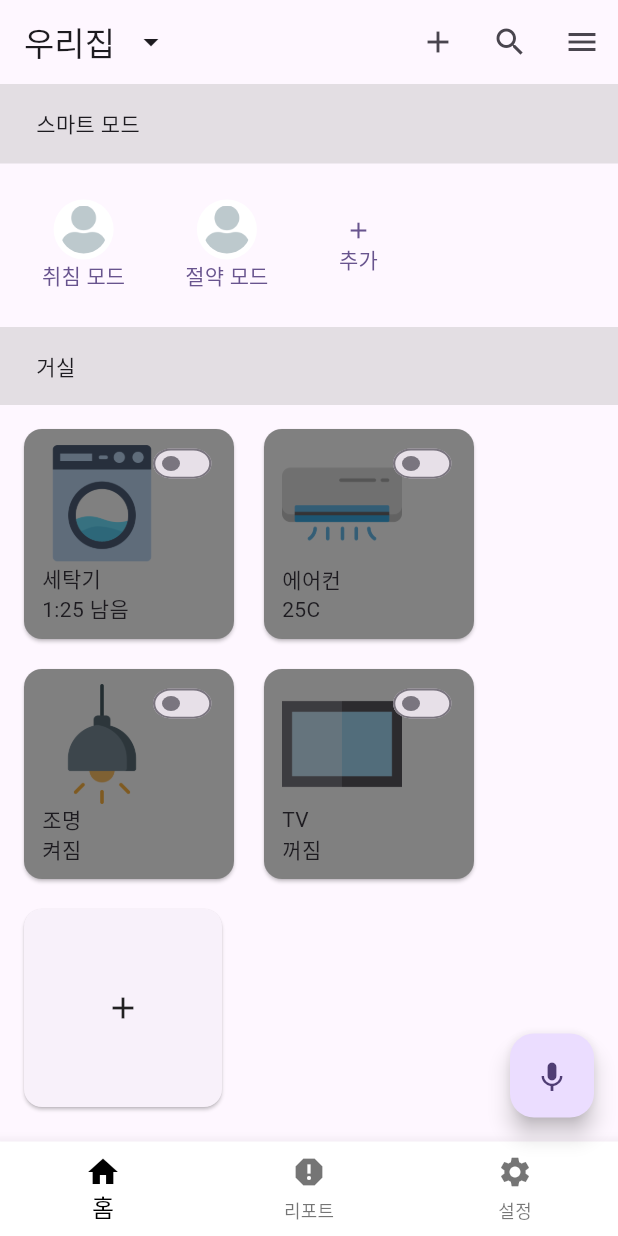
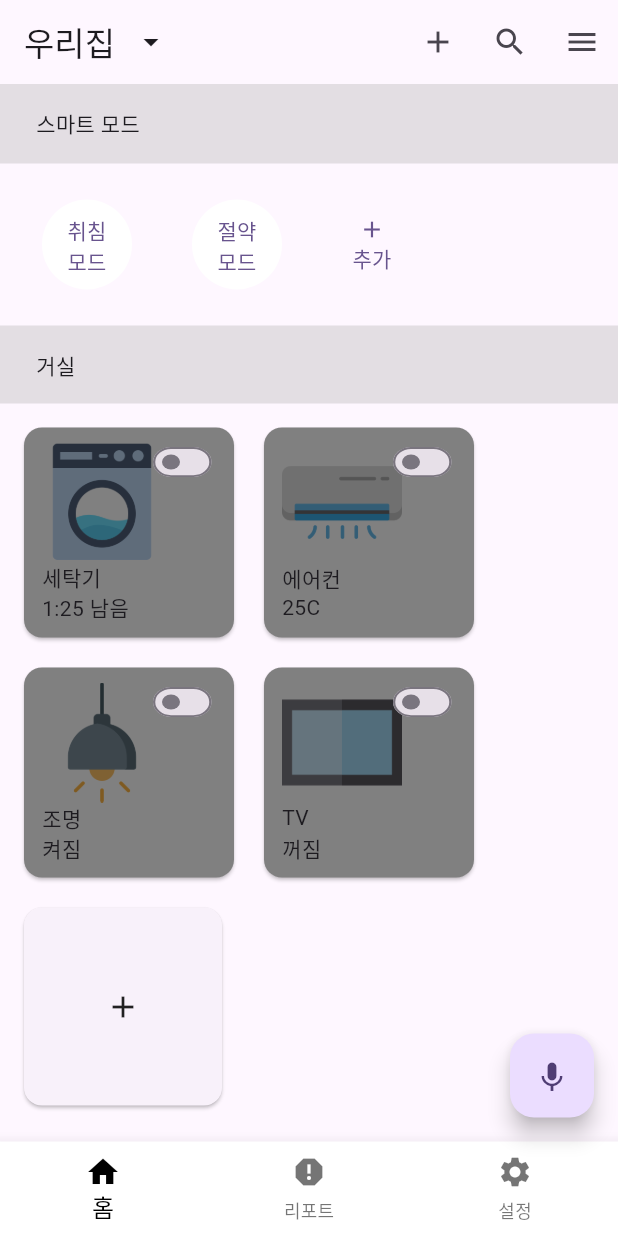
Before and after one commit to myajuni/IOT_Device_json_added, a Flutter app: the screen it shows after launch, after a tap on the "add" icon, on a phone screen of 412 x 824 dp. Run offline on Flutter 3.47's test engine with Material 3 defaults, Android fonts, the phone set to English and light mode, and no system bars; our stand-ins replace fl_chart; network calls fail.

Commit message:
Final project setup

```diff
--- a/lib/pages/home.dart
+++ b/lib/pages/home.dart
@@ -7,15 +7,16 @@ class _DeviceCard extends StatefulWidget {
   final String info;
   final String src;
   final bool broken;
+  final bool flag;
 
-  const _DeviceCard(this.name, this.info, this.src, this.broken);
+  const _DeviceCard(this.name, this.info, this.src, this.broken, this.flag);
 
   @override
   State<_DeviceCard> createState() => _DeviceCardState();
 }
 
 class _DeviceCardState extends State<_DeviceCard> {
-  bool flag = false;
+  late bool flag = widget.flag;
 
   @override
   Widget build(BuildContext context) {
@@ -30,6 +31,7 @@ class _DeviceCardState extends State<_DeviceCard> {
                 info: widget.info,
                 src: widget.src,
                 broken: widget.broken,
+                flag: flag,
               ),
             ),
           );
@@ -51,7 +53,8 @@ class _DeviceCardState extends State<_DeviceCard> {
                       width: 80,
                       height: 80,
                       colorBlendMode: BlendMode.multiply,
-                      color: flag ? Colors.transparent : Colors.black.lighten(50),
+                      color:
+                          flag ? Colors.transparent : Colors.black.lighten(50),
                     ),
                     Text(widget.name),
                     Text(widget.info),
@@ -96,19 +99,27 @@ class HomePageState extends State<HomePage> {
   Widget _buildRoutineButton({required String label, required String src}) {
     return Column(
       children: [
-        CircleAvatar(
-          backgroundColor: Colors.white,
+        Container(
+          decoration: const BoxDecoration(
+              color: Colors.white,
+              borderRadius: BorderRadius.all(Radius.circular(30))),
+          width: 60,
+          height: 60,
+          alignment: Alignment.center,
           child: Padding(
-            padding: const EdgeInsets.all(4.0),
-            child: ClipOval(
-              child: Image.asset(src, fit: BoxFit.contain),
+            padding: const EdgeInsets.all(10.0),
+            child: Text(
+              label,
+              textAlign: TextAlign.center,
             ),
           ),
         ),
-        Text(label)
       ],
     );
   }
+
+  TextEditingController tec = TextEditingController();
+  List<String> routines = [];
 
   Widget _buildRoutineSection() {
     return Column(
@@ -135,8 +146,44 @@ class HomePageState extends State<HomePage> {
               const SizedBox(
                 width: 16,
               ),
+              ...routines.map(
+                (e) => TextButton(
+                    onPressed: () {},
+                    child: _buildRoutineButton(label: '$e 모드', src: '')),
+              ),
               TextButton(
-                  onPressed: () {},
+                  onPressed: () {
+                    showDialog(
+                        context: context,
+                        builder: (context) {
+                          return AlertDialog(
+                            title: const Text('모드 추가'),
+                            content: Column(
+                              mainAxisSize: MainAxisSize.min,
+                              children: [
+                                TextField(controller: tec),
+                              ],
+                            ),
+                            actions: [
+                              TextButton(
+                                  onPressed: () {
+                                    tec.clear();
+                                    Navigator.of(context).pop();
+                                  },
+                                  child: const Text('닫기')),
+                              TextButton(
+                                  onPressed: () {
+                                    setState(() {
+                                      routines.add(tec.value.text);
+                                    });
+                                    tec.clear();
+                                    Navigator.of(context).pop();
+                                  },
+                                  child: const Text('추가')),
+                            ],
+                          );
+                        });
+                  },
                   child: const Column(
                     children: [Icon(Icons.add), Text('추가')],
                   ))
@@ -159,8 +206,9 @@ class HomePageState extends State<HomePage> {
     );
   }
 
-  Widget _buildDeviceCard(String name, String info, String src, bool broken) {
-    return _DeviceCard(name, info, src, broken);
+  Widget _buildDeviceCard(
+      String name, String info, String src, bool broken, bool flag) {
+    return _DeviceCard(name, info, src, broken, flag);
   }
 
   Widget _buildDeviceSection() {
@@ -175,10 +223,12 @@ class HomePageState extends State<HomePage> {
             spacing: 12.0,
             runSpacing: 12.0,
             children: [
-              _buildDeviceCard('세탁기', '1:25 남음', 'images/washer.png', true),
-              _buildDeviceCard('에어컨', '25C', 'images/air_conditioner.png', false),
-              _buildDeviceCard('조명', '켜짐', 'images/light.png', false),
-              _buildDeviceCard('TV', '꺼짐', 'images/tv.png', true),
+              _buildDeviceCard(
+                  '세탁기', '1:25 남음', 'images/washer.png', true, false),
+              _buildDeviceCard(
+                  '에어컨', '25C', 'images/air_conditioner.png', false, false),
+              _buildDeviceCard('조명', '켜짐', 'images/light.png', false, false),
+              _buildDeviceCard('TV', '꺼짐', 'images/tv.png', true, false),
               SizedBox(
                 width: 140,
                 height: 140,
--- a/lib/pages/report.dart
+++ b/lib/pages/report.dart
@@ -1,5 +1,7 @@
 import 'package:fl_chart/fl_chart.dart';
 import 'package:flutter/material.dart';
+import 'package:project/services/energy_report_service.dart';
+import 'package:project/models/energy_report_model.dart';
 import 'package:project/resources/app_colors.dart';
 import 'package:project/utils/extensions/color_ext.dart';
 
@@ -10,7 +12,96 @@ class ReportPage extends StatefulWidget {
   State<ReportPage> createState() => _ReportPageState();
 }
 
+class _ReportPageState extends State<ReportPage> {
+  final EnergyReportService _energyReportService = EnergyReportService();
+  late Future<EnergyReport> _energyReportFuture;
+
+  @override
+  void initState() {
+    super.initState();
+    _energyReportFuture = _energyReportService.fetchEnergyReport();
+  }
+
+  @override
+  Widget build(BuildContext context) {
+    return FutureBuilder<EnergyReport>(
+      future: _energyReportFuture,
+      builder: (context, snapshot) {
+        if (snapshot.connectionState == ConnectionState.waiting) {
+          return const Center(child: CircularProgressIndicator());
+        } else if (snapshot.hasError) {
+          return Center(child: Text('Error: ${snapshot.error}'));
+        } else if (snapshot.hasData) {
+          final energyReport = snapshot.data!;
+          return SingleChildScrollView(
+            child: Column(
+              crossAxisAlignment: CrossAxisAlignment.start,
+              children: [
+                const Padding(
+                  padding: EdgeInsets.all(8.0),
+                  child: Text(
+                    '이번 주 에너지 사용량',
+                    style: TextStyle(fontSize: 24, fontWeight: FontWeight.bold),
+                  ),
+                ),
+                Padding(
+                  padding: const EdgeInsets.all(12.0),
+                  child: Card(
+                    color: Colors.black,
+                    elevation: 16.0,
+                    child: Padding(
+                      padding: const EdgeInsets.all(12.0),
+                      child: Column(
+                        children: [
+                          const Text(
+                            '요일별 에너지 사용량',
+                            style: TextStyle(color: Colors.white),
+                          ),
+                          _WeeklyBarChart(dailyUsage: energyReport.dailyUsage),
+                        ],
+                      ),
+                    ),
+                  ),
+                ),
+                const SizedBox(height: 12.0),
+                Padding(
+                  padding: const EdgeInsets.all(12.0),
+                  child: Card(
+                    color: Colors.black,
+                    elevation: 16.0,
+                    child: Padding(
+                      padding: const EdgeInsets.all(12.0),
+                      child: Column(
+                        children: [
+                          const Text(
+                            '일주일 사용량 비교',
+                            style: TextStyle(color: Colors.white),
+                          ),
+                          _SummaryBarChart(
+                              totalUsage: energyReport.totalUsage,
+                              averageUsage: energyReport.averageUsage),
+                        ],
+                      ),
+                    ),
+                  ),
+                ),
+                const SizedBox(height: 12.0),
+              ],
+            ),
+          );
+        } else {
+          return const Center(child: Text('No report data available'));
+        }
+      },
+    );
+  }
+}
+
 class _WeeklyBarChart extends StatelessWidget {
+  final List<DailyUsage> dailyUsage;
+
+  const _WeeklyBarChart({required this.dailyUsage, Key? key}) : super(key: key);
+
   LinearGradient get _barsGradient => LinearGradient(
         colors: [
           AppColors.contentColorBlue.darken(20),
@@ -22,22 +113,18 @@ class _WeeklyBarChart extends StatelessWidget {
 
   @override
   Widget build(BuildContext context) {
-    return AspectRatio(
-      aspectRatio: 1.4,
+    return SizedBox(
+      height: 200,
       child: BarChart(
         BarChartData(
-          maxY: 25,
+          maxY: 10,
           gridData: const FlGridData(show: false),
           borderData: FlBorderData(show: false),
           titlesData: FlTitlesData(
-              leftTitles:
-                  const AxisTitles(sideTitles: SideTitles(showTitles: false)),
-              rightTitles:
-                  const AxisTitles(sideTitles: SideTitles(showTitles: false)),
-              topTitles:
-                  const AxisTitles(sideTitles: SideTitles(showTitles: false)),
-              bottomTitles: AxisTitles(
-                  sideTitles: SideTitles(
+            leftTitles:
+                const AxisTitles(sideTitles: SideTitles(showTitles: false)),
+            bottomTitles: AxisTitles(
+              sideTitles: SideTitles(
                 showTitles: true,
                 reservedSize: 30,
                 getTitlesWidget: (value, meta) {
@@ -47,28 +134,27 @@ class _WeeklyBarChart extends StatelessWidget {
                     fontSize: 14,
                   );
                   String text;
-                  // TODO: 일별로 바꾸려면 아래의 타이틀을 수정해야 하단 legend가 변경됨
                   switch (value.toInt()) {
                     case 0:
-                      text = 'Mon';
+                      text = '월';
                       break;
                     case 1:
-                      text = 'Tue';
+                      text = '화';
                       break;
                     case 2:
-                      text = 'Wed';
+                      text = '수';
                       break;
                     case 3:
-                      text = 'Thu';
+                      text = '목';
                       break;
                     case 4:
-                      text = 'Fri';
+                      text = '금';
                       break;
                     case 5:
-                      text = 'Sat';
+                      text = '토';
                       break;
                     case 6:
-                      text = 'Sun';
+                      text = '일';
                       break;
                     default:
                       text = '';
@@ -80,61 +166,40 @@ class _WeeklyBarChart extends StatelessWidget {
                     child: Text(text, style: style),
                   );
                 },
-              ))),
-          alignment: BarChartAlignment.spaceAround,
-          barTouchData: BarTouchData(
-            enabled: true,
-            touchTooltipData: BarTouchTooltipData(
-              getTooltipColor: (group) => Colors.transparent,
-              tooltipPadding: EdgeInsets.zero,
-              tooltipMargin: 8,
-              getTooltipItem: (
-                BarChartGroupData group,
-                int groupIndex,
-                BarChartRodData rod,
-                int rodIndex,
-              ) {
-                return BarTooltipItem(
-                  rod.toY.round().toString(),
-                  const TextStyle(
-                    color: AppColors.contentColorCyan,
-                    fontWeight: FontWeight.bold,
-                  ),
-                );
-              },
+              ),
             ),
           ),
-          // TODO: 일별로 바꾸려면 하단의 데이터를 일 수 만큼 증가시켜야함
-          barGroups: [
-            BarChartGroupData(
-                x: 0,
-                barRods: [BarChartRodData(toY: 3, gradient: _barsGradient)]),
-            BarChartGroupData(
-                x: 1,
-                barRods: [BarChartRodData(toY: 12, gradient: _barsGradient)]),
-            BarChartGroupData(
-                x: 2,
-                barRods: [BarChartRodData(toY: 3, gradient: _barsGradient)]),
-            BarChartGroupData(
-                x: 3,
-                barRods: [BarChartRodData(toY: 20, gradient: _barsGradient)]),
-            BarChartGroupData(
-                x: 4,
-                barRods: [BarChartRodData(toY: 21, gradient: _barsGradient)]),
-            BarChartGroupData(
-                x: 5,
-                barRods: [BarChartRodData(toY: 23, gradient: _barsGradient)]),
-            BarChartGroupData(
-                x: 6,
-                barRods: [BarChartRodData(toY: 8, gradient: _barsGradient)]),
-          ],
+          barGroups: dailyUsage
+              .asMap()
+              .entries
+              .map(
+                (entry) => BarChartGroupData(
+                  x: entry.key,
+                  barRods: [
+                    BarChartRodData(
+                      toY: entry.value.usage,
+                      gradient: _barsGradient,
+                    ),
+                  ],
+                ),
+              )
+              .toList(),
         ),
       ),
     );
   }
 }
 
-class _CompareBarChart extends StatelessWidget {
+class _SummaryBarChart extends StatelessWidget {
+  final double totalUsage;
+  final double averageUsage;
+
+  const _SummaryBarChart({
+    required this.totalUsage,
+    required this.averageUsage,
+    Key? key,
+  }) : super(key: key);
+
   LinearGradient get _barsGradient => LinearGradient(
         colors: [
           AppColors.contentColorBlue.darken(20),
@@ -146,22 +211,18 @@ class _CompareBarChart extends StatelessWidget {
 
   @override
   Widget build(BuildContext context) {
-    return AspectRatio(
-      aspectRatio: 1.4,
+    return SizedBox(
+      height: 200,
       child: BarChart(
         BarChartData(
-          maxY: 25,
+          maxY: totalUsage > averageUsage ? totalUsage : averageUsage,
           gridData: const FlGridData(show: false),
           borderData: FlBorderData(show: false),
           titlesData: FlTitlesData(
-              leftTitles:
-                  const AxisTitles(sideTitles: SideTitles(showTitles: false)),
-              rightTitles:
-                  const AxisTitles(sideTitles: SideTitles(showTitles: false)),
-              topTitles:
-                  const AxisTitles(sideTitles: SideTitles(showTitles: false)),
-              bottomTitles: AxisTitles(
-                  sideTitles: SideTitles(
+            leftTitles:
+                const AxisTitles(sideTitles: SideTitles(showTitles: false)),
+            bottomTitles: AxisTitles(
+              sideTitles: SideTitles(
                 showTitles: true,
                 reservedSize: 30,
                 getTitlesWidget: (value, meta) {
@@ -173,10 +234,10 @@ class _CompareBarChart extends StatelessWidget {
                   String text;
                   switch (value.toInt()) {
                     case 0:
-                      text = '일주일 총 사용량';
+                      text = '총 사용량';
                       break;
                     case 1:
-                      text = '일주일 평균 사용량';
+                      text = '평균 사용량';
                       break;
                     default:
                       text = '';
@@ -188,127 +249,31 @@ class _CompareBarChart extends StatelessWidget {
                     child: Text(text, style: style),
                   );
                 },
-              ))),
-          alignment: BarChartAlignment.spaceAround,
-          barTouchData: BarTouchData(
-            enabled: true,
-            touchTooltipData: BarTouchTooltipData(
-              getTooltipColor: (group) => Colors.transparent,
-              tooltipPadding: EdgeInsets.zero,
-              tooltipMargin: 8,
-              getTooltipItem: (
-                BarChartGroupData group,
-                int groupIndex,
-                BarChartRodData rod,
-                int rodIndex,
-              ) {
-                return BarTooltipItem(
-                  rod.toY.round().toString(),
-                  const TextStyle(
-                    color: AppColors.contentColorCyan,
-                    fontWeight: FontWeight.bold,
-                  ),
-                );
-              },
+              ),
             ),
           ),
           barGroups: [
             BarChartGroupData(
-                x: 1,
-                barRods: [BarChartRodData(toY: 12, gradient: _barsGradient)]),
+              x: 0,
+              barRods: [
+                BarChartRodData(
+                  toY: totalUsage,
+                  gradient: _barsGradient,
+                ),
+              ],
+            ),
             BarChartGroupData(
-                x: 0,
-                barRods: [BarChartRodData(toY: 3, gradient: _barsGradient)]),
-            // BarChartGroupData(
-            //     x: 2,
-            //     barRods: [BarChartRodData(toY: 3, gradient: _barsGradient)]),
+              x: 1,
+              barRods: [
+                BarChartRodData(
+                  toY: averageUsage,
+                  gradient: _barsGradient,
+                ),
+              ],
+            ),
           ],
         ),
       ),
     );
   }
 }
-
-class _ReportPageState extends State<ReportPage> {
-  Widget _buildAlertMessage() {
-    return SizedBox(
-      height: 60,
-      child: Card(
-        color: Colors.red.lighten(50),
-        child: Padding(
-          padding: const EdgeInsets.fromLTRB(12.0, 8.0, 12.0, 8.0),
-          child: Row(
-            children: [
-              const Icon(Icons.warning),
-              const SizedBox(width: 16.0),
-              const Text('이 기기는 점검이 필요해요'),
-              Expanded(child: Container()),
-              Text('확인 하기', style: TextStyle(color: Colors.blue.darken())),
-            ],
-          ),
-        ),
-      ),
-    );
-  }
-
-  @override
-  Widget build(BuildContext context) {
-    return SingleChildScrollView(
-      child: Column(
-        crossAxisAlignment: CrossAxisAlignment.start,
-        children: [
-          const Padding(
-            padding: EdgeInsets.fromLTRB(8.0, 8.0, 8.0, 0),
-            child: Text(
-              '10월 리포트',
-              style: TextStyle(fontSize: 24, fontWeight: FontWeight.bold),
-            ),
-          ),
-          Padding(
-            padding: const EdgeInsets.fromLTRB(12.0, 12.0, 12.0, 0),
-            child: Column(
-              children: [
-                Card(
-                  color: Colors.black,
-                  elevation: 16.0,
-                  child: Padding(
-                    padding: const EdgeInsets.all(12.0),
-                    child: Column(
-                      children: [
-                        const Text(
-                          '요일별 에너지 사용량',
-                          style: TextStyle(color: Colors.white),
-                        ),
-                        _WeeklyBarChart()
-                      ],
-                    ),
-                  ),
-                ),
-                const SizedBox(height: 12.0),
-                Card(
-                  color: Colors.black,
-                  elevation: 16.0,
-                  child: Padding(
-                    padding: const EdgeInsets.all(12.0),
-                    child: Column(
-                      children: [
-                        const Text(
-                          '일주일 사용량 비교',
-                          style: TextStyle(color: Colors.white),
-                        ),
-                        _CompareBarChart()
-                      ],
-                    ),
-                  ),
-                ),
-                const SizedBox(height: 12.0),
-                // _buildAlertMessage(),
-                const SizedBox(height: 12.0),
-              ],
-            ),
-          )
-        ],
-      ),
-    );
-  }
-}
--- a/lib/pages/setting.dart
+++ b/lib/pages/setting.dart
@@ -82,8 +82,6 @@ class _SettingPageState extends State<SettingPage> {
         _buildAccountInfo(),
         const SizedBox(height: 12.0),
         _buildAccountButtonGroup(),
-        // const SizedBox(height: 12.0),
-        // _buildMarketingZone(),
       ],
     );
   }
--- /dev/null
+++ b/lib/services/energy_report_service.dart
@@ -0,0 +1,17 @@
+import 'dart:convert';
+import 'package:http/http.dart' as http;
+import 'package:project/models/energy_report_model.dart';
+
+class EnergyReportService {
+  final String apiUrl = "http://localhost:3000/energy_report";
+
+  Future<EnergyReport> fetchEnergyReport() async {
+    final response = await http.get(Uri.parse(apiUrl));
+    if (response.statusCode == 200) {
+      final data = json.decode(response.body);
+      return EnergyReport.fromJson(data);
+    } else {
+      throw Exception("Failed to load energy report");
+    }
+  }
+}
--- a/pubspec.yaml
+++ b/pubspec.yaml
@@ -36,6 +36,7 @@ dependencies:
   # Use with the CupertinoIcons class for iOS style icons.
   cupertino_icons: ^1.0.6
   fl_chart: ^0.69.0
+  http: ^0.13.4 # http 패키지 추가
 
 dev_dependencies:
   flutter_test:
```
Also changed, not shown: db.json (added, +35 -0 lines), lib/models/energy_report_model.dart (added, +31 -0 lines), lib/pages/device.dart (+10 -12 lines), pubspec.lock, 1 other file.
